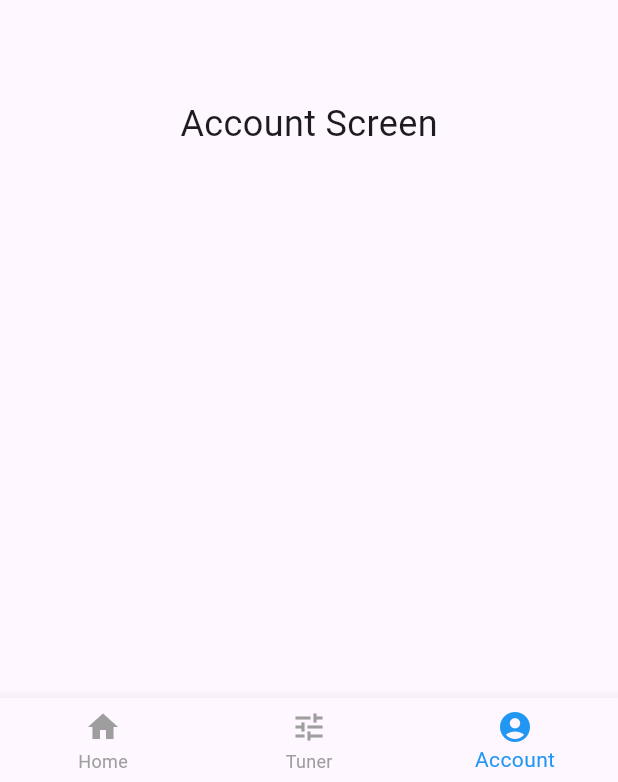
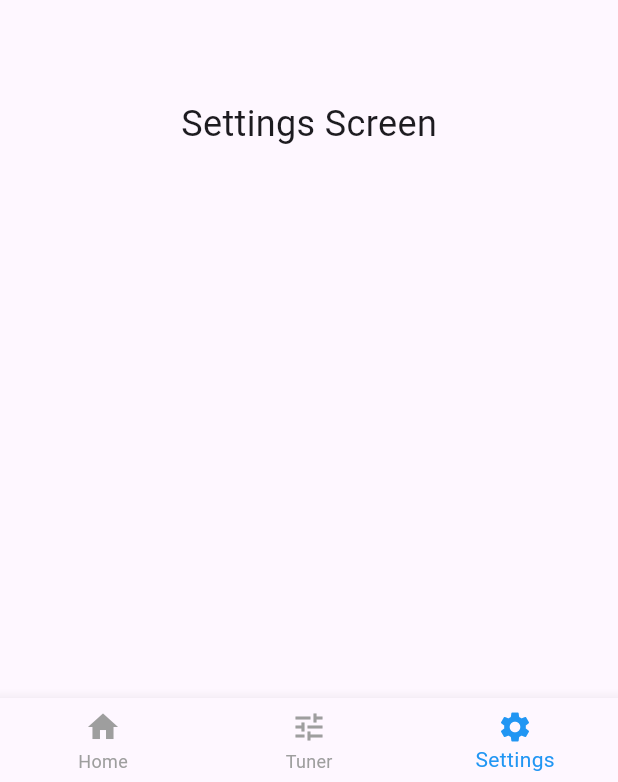
Before and after one commit to 9ShadowWolf9/freatboard_memorizer, a Flutter app: the screen it shows after launch, item 3 of the bottom bar chosen, on a phone screen of 412 x 824 dp. Shown: the part 451-1233 px from the top of the screen. Run offline on Flutter 3.47's test engine with Material 3 defaults, Android fonts, the phone set to English and light mode, and no system bars; our stand-ins replace audioplayers, flutter_tts, permission_handler; missing offline and left inert: flutter_audio_capture.

Commit message:
Changed Accounts to Settings

```diff
--- a/lib/components/bottom_bar.dart
+++ b/lib/components/bottom_bar.dart
@@ -27,8 +27,8 @@ class BottomBar extends StatelessWidget {
           label: 'Tuner',
         ),
         BottomNavigationBarItem(
-          icon: Icon(Icons.account_circle),
-          label: 'Account',
+          icon: Icon(Icons.settings),
+          label: 'Settings',
         ),
       ],
     );
--- a/lib/main.dart
+++ b/lib/main.dart
@@ -2,7 +2,7 @@ import 'package:flutter/material.dart';
 import 'components/bottom_bar.dart';
 import 'screens/home_page.dart';
 import 'screens/tuner_page.dart';
-import 'screens/account_page.dart';
+import 'screens/settings.dart';
 
 void main() {
   runApp(const MyApp());
@@ -37,7 +37,7 @@ class _MainPageState extends State<MainPage> {
   static const List<Widget> _pages = <Widget>[
     HomePage(),
     TunerPage(),
-    AccountPage(),
+    SettingsPage(),
   ];
 
   void _onItemTapped(int index) {
--- a/lib/screens/account_page.dart
+++ b/lib/screens/settings.dart
@@ -1,14 +1,14 @@
 import 'package:flutter/material.dart';
 
-class AccountPage extends StatelessWidget {
-  const AccountPage({super.key});
+class SettingsPage extends StatelessWidget {
+  const SettingsPage({super.key});
 
   @override
   Widget build(BuildContext context) {
     return const Scaffold(
       body: Center(
         child: Text(
-          'Account Screen',
+          'Settings Screen',
           style: TextStyle(fontSize: 24),
         ),
       ),
```
